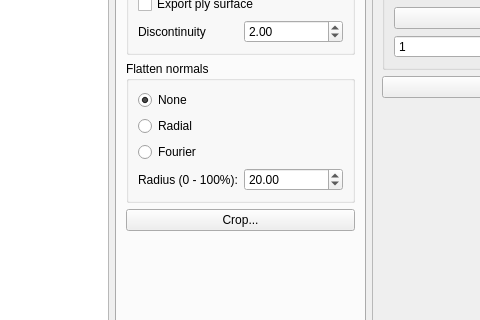
The window that relight/rtiexport.ui (cnr-isti-vclab/relight) describes before a commit, drawn with Qt 5; both pictures show x 474 to 954 and y 200 to 520 of the 1157 by 669 pixel window.
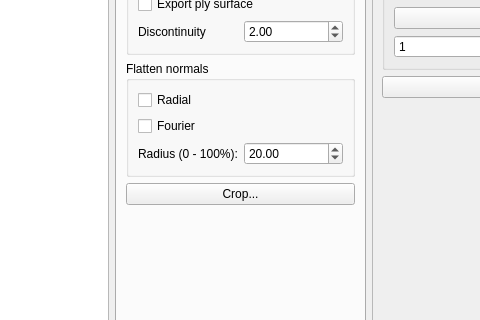
The same window after the commit. Icons and pictures are not drawn. Custom widgets are drawn as their Qt base class.

```diff
--- a/relight/rtiexport.ui
+++ b/relight/rtiexport.ui
@@ -362,44 +362,34 @@
           <string>Flatten normals</string>
          </property>
          <layout class="QGridLayout" name="gridLayout_8">
-          <item row="4" column="0">
+          <item row="3" column="0">
            <widget class="QLabel" name="label_12">
             <property name="text">
              <string>Radius (0 - 100%):</string>
             </property>
            </widget>
           </item>
-          <item row="4" column="1">
+          <item row="3" column="1">
            <widget class="QDoubleSpinBox" name="flat_fourier_radius">
             <property name="value">
              <double>20.000000000000000</double>
             </property>
            </widget>
           </item>
-          <item row="2" column="0" colspan="2">
-           <widget class="QRadioButton" name="flat_radial">
+          <item row="1" column="0" colspan="2">
+           <widget class="QCheckBox" name="flat_radial">
             <property name="text">
              <string>Radial</string>
             </property>
            </widget>
           </item>
-          <item row="3" column="0" colspan="2">
-           <widget class="QRadioButton" name="flat_fourier">
+          <item row="2" column="0" colspan="2">
+           <widget class="QCheckBox" name="flat_fourier">
             <property name="text">
              <string>Fourier</string>
             </property>
            </widget>
           </item>
-          <item row="1" column="0">
-           <widget class="QRadioButton" name="flat_none">
-            <property name="text">
-             <string>None</string>
-            </property>
-            <property name="checked">
-             <bool>true</bool>
-            </property>
-           </widget>
-          </item>
          </layout>
         </widget>
        </item>
```
